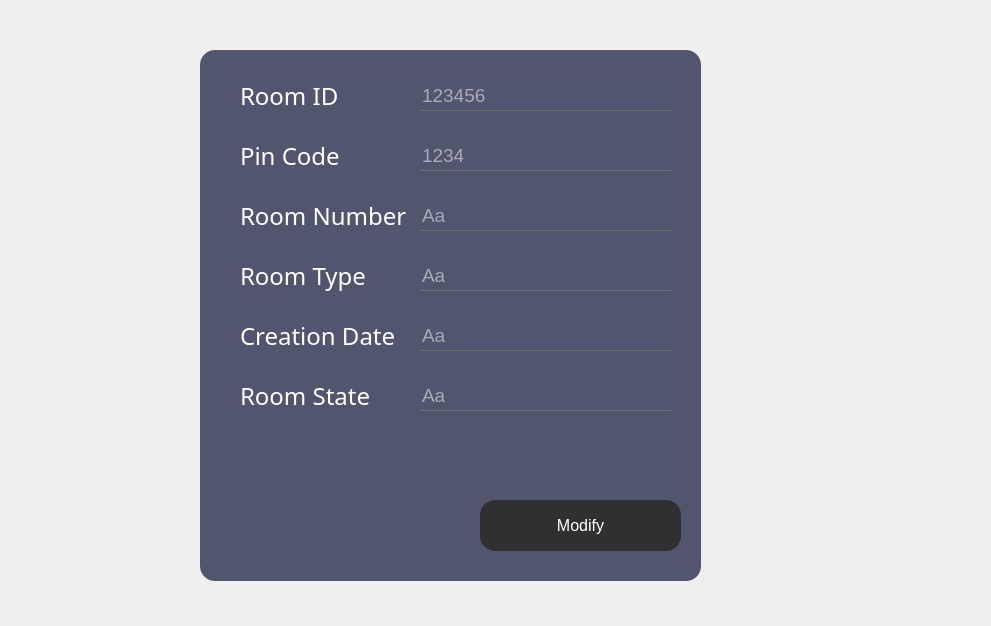
HediLengliz/Smart_Court_2A25, file OneDrive/Bureau/2eme annee/projet qt/planification_management/modify.ui: the form before one commit.
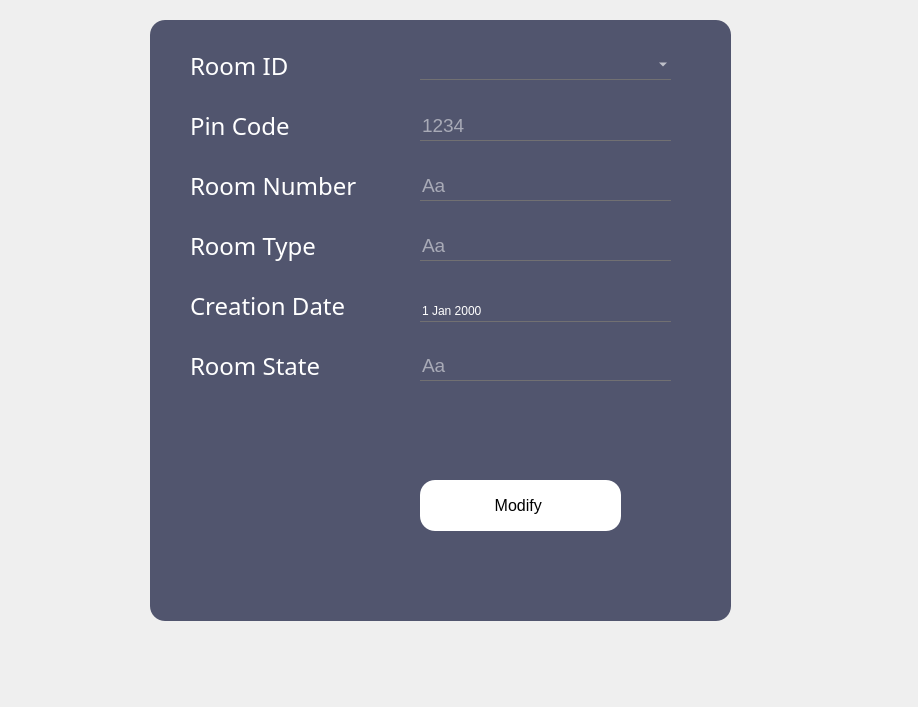
The form after the commit. Icons and pictures are not drawn.

```diff
--- a/OneDrive/Bureau/2eme annee/projet qt/planification_management/modify.ui
+++ b/OneDrive/Bureau/2eme annee/projet qt/planification_management/modify.ui
@@ -6,8 +6,8 @@
    <rect>
     <x>0</x>
     <y>0</y>
-    <width>991</width>
-    <height>626</height>
+    <width>918</width>
+    <height>707</height>
    </rect>
   </property>
   <property name="windowTitle">
@@ -18,13 +18,13 @@
     background:url(C:/Users/hedi2/downloads/hamer.jpg) ;
 }</string>
   </property>
-  <widget class="QFrame" name="add_employee">
+  <widget class="QFrame" name="MOD">
    <property name="geometry">
     <rect>
-     <x>200</x>
-     <y>50</y>
-     <width>501</width>
-     <height>531</height>
+     <x>150</x>
+     <y>20</y>
+     <width>581</width>
+     <height>601</height>
     </rect>
    </property>
    <property name="styleSheet">
@@ -40,11 +40,11 @@
    <property name="frameShadow">
     <enum>QFrame::Raised</enum>
    </property>
-   <widget class="QPushButton" name="MOD">
+   <widget class="QPushButton" name="MOD_2">
     <property name="geometry">
      <rect>
-      <x>280</x>
-      <y>450</y>
+      <x>270</x>
+      <y>460</y>
       <width>201</width>
       <height>51</height>
      </rect>
@@ -56,9 +56,10 @@
     </property>
     <property name="styleSheet">
      <string notr="true">*{
-color:white;
+color:black;
 border-radius: 15px;
-background:#303030;
+background:white
+;
 }
 
 *:hover
@@ -69,48 +70,17 @@
 }</string>
     </property>
     <property name="text">
-     <string>Modify</string>
+     <string>Modify </string>
     </property>
-   </widget>
-   <widget class="QLineEdit" name="LRI">
-    <property name="geometry">
-     <rect>
-      <x>220</x>
-      <y>30</y>
-      <width>251</width>
-      <height>31</height>
-     </rect>
+    <property name="icon">
+     <iconset>
+      <normaloff>../../../../../Downloads/editing.png</normaloff>../../../../../Downloads/editing.png</iconset>
     </property>
-    <property name="font">
-     <font>
-      <pointsize>14</pointsize>
-     </font>
-    </property>
-    <property name="acceptDrops">
-     <bool>true</bool>
-    </property>
-    <property name="styleSheet">
-     <string notr="true">*{
-background:transparent;
-border:none;
-color:white;
-border-bottom:1px solid #717072;
-}</string>
-    </property>
-    <property name="inputMask">
-     <string/>
-    </property>
-    <property name="text">
-     <string/>
-    </property>
-    <property name="maxLength">
-     <number>32767</number>
-    </property>
-    <property name="echoMode">
-     <enum>QLineEdit::Normal</enum>
-    </property>
-    <property name="placeholderText">
-     <string>123456</string>
+    <property name="iconSize">
+     <size>
+      <width>30</width>
+      <height>20</height>
+     </size>
     </property>
    </widget>
    <widget class="QLabel" name="RID">
@@ -157,10 +127,10 @@
      <string>Pin Code</string>
     </property>
    </widget>
-   <widget class="QLineEdit" name="LCP">
+   <widget class="QLineEdit" name="LCP_m">
     <property name="geometry">
      <rect>
-      <x>220</x>
+      <x>270</x>
       <y>90</y>
       <width>251</width>
       <height>31</height>
@@ -220,10 +190,10 @@
      <string>Room Number</string>
     </property>
    </widget>
-   <widget class="QLineEdit" name="LRN">
+   <widget class="QLineEdit" name="LRN_m">
     <property name="geometry">
      <rect>
-      <x>220</x>
+      <x>270</x>
       <y>150</y>
       <width>251</width>
       <height>31</height>
@@ -283,10 +253,10 @@
      <string>Room Type</string>
     </property>
    </widget>
-   <widget class="QLineEdit" name="LRT">
+   <widget class="QLineEdit" name="LRT_m">
     <property name="geometry">
      <rect>
-      <x>220</x>
+      <x>270</x>
       <y>210</y>
       <width>251</width>
       <height>31</height>
@@ -368,10 +338,10 @@
      <string>Room State</string>
     </property>
    </widget>
-   <widget class="QLineEdit" name="LRS">
+   <widget class="QLineEdit" name="LRS_m">
     <property name="geometry">
      <rect>
-      <x>220</x>
+      <x>270</x>
       <y>330</y>
       <width>251</width>
       <height>31</height>
@@ -409,22 +379,32 @@
      <string>Aa</string>
     </property>
    </widget>
-   <widget class="QLineEdit" name="LCD">
+   <widget class="QComboBox" name="comboRoom">
     <property name="geometry">
      <rect>
-      <x>220</x>
-      <y>270</y>
+      <x>270</x>
+      <y>30</y>
       <width>251</width>
-      <height>31</height>
+      <height>30</height>
      </rect>
     </property>
-    <property name="font">
-     <font>
-      <pointsize>14</pointsize>
-     </font>
+    <property name="styleSheet">
+     <string notr="true">QComboBox{
+background:transparent;
+border:none;
+color:white;
+border-bottom:1px solid #717072;
+}</string>
     </property>
-    <property name="acceptDrops">
-     <bool>true</bool>
+   </widget>
+   <widget class="QDateEdit" name="dateEdit_m">
+    <property name="geometry">
+     <rect>
+      <x>270</x>
+      <y>280</y>
+      <width>251</width>
+      <height>22</height>
+     </rect>
     </property>
     <property name="styleSheet">
      <string notr="true">*{
@@ -434,21 +414,6 @@
 border-bottom:1px solid #717072;
 }</string>
     </property>
-    <property name="inputMask">
-     <string/>
-    </property>
-    <property name="text">
-     <string/>
-    </property>
-    <property name="maxLength">
-     <number>32767</number>
-    </property>
-    <property name="echoMode">
-     <enum>QLineEdit::Normal</enum>
-    </property>
-    <property name="placeholderText">
-     <string>Aa</string>
-    </property>
    </widget>
    <zorder>MOD</zorder>
    <zorder>RID</zorder>
```
Left out of the diff: 19 changed lines with no effect on the pictures.
